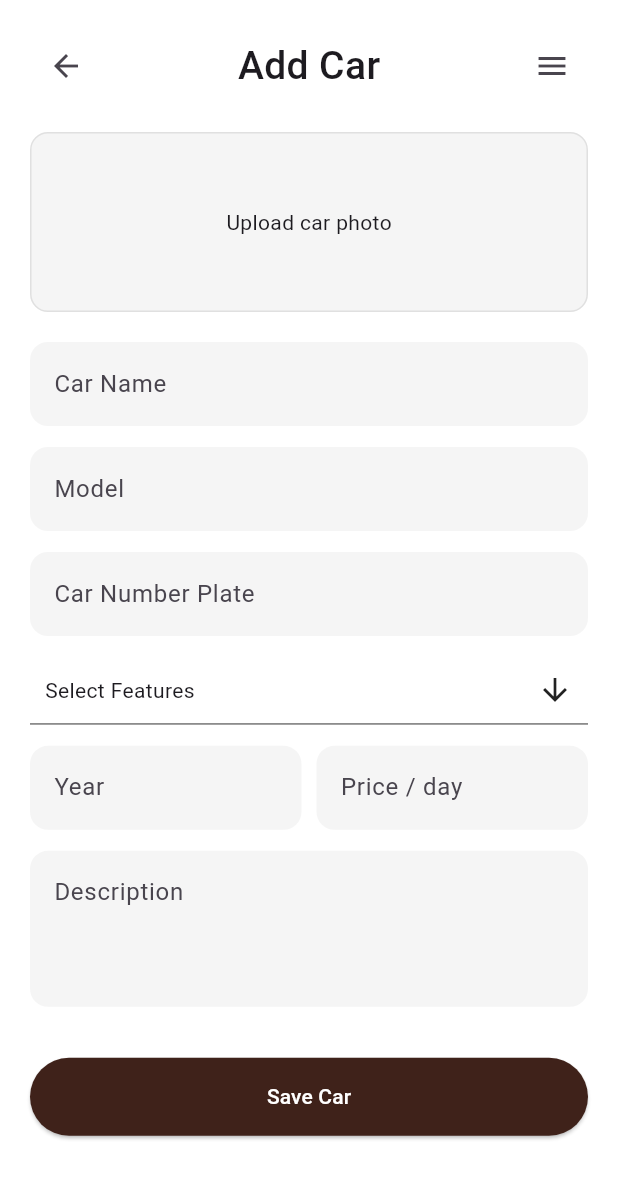
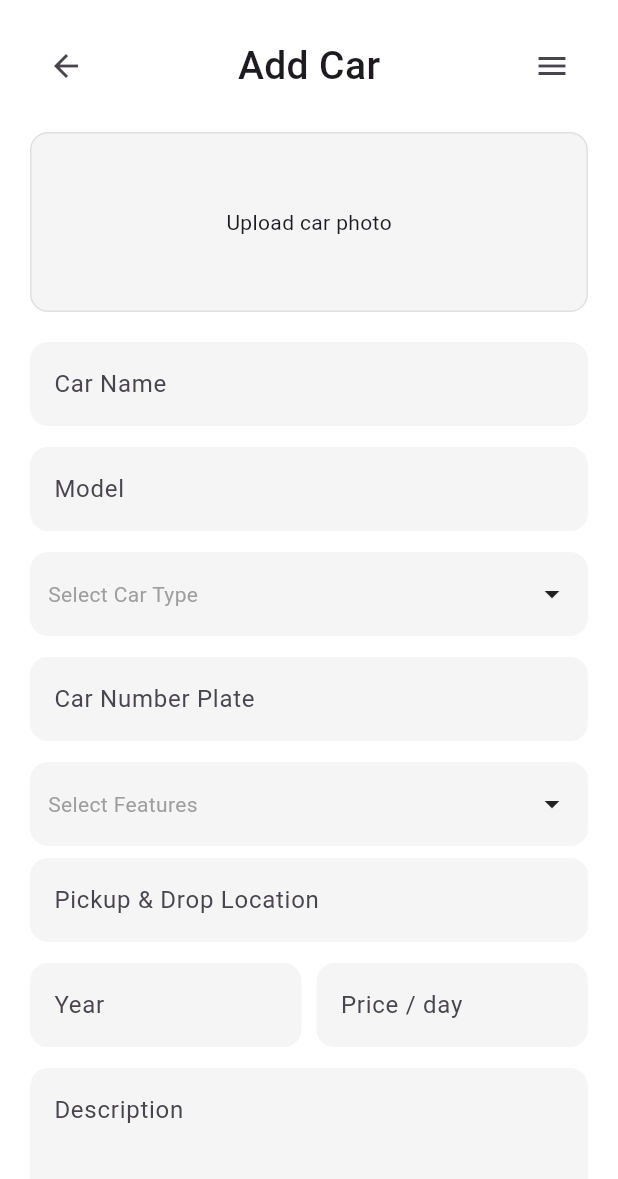
Before and after one commit to Deep-Kacha/Car_Rent_App, a Flutter app: the AddCarPage screen opened directly, on a phone screen of 412 x 824 dp. Shown: the top 1179 px of the screen. Run offline on Flutter 3.47's test engine with Material 3 defaults, Android fonts, the phone set to English and light mode, and no system bars; drawn by our look-alikes of multi_select_flutter; our stand-ins replace firebase_auth, firebase_core, google_sign_in, image_picker, pinput; accounts and stored records are empty.

Commit message:
UI Complete Here

```diff
--- a/EXPRESS_CAR/lib/Authentication/enter_otp.dart
+++ b/EXPRESS_CAR/lib/Authentication/enter_otp.dart
@@ -1,7 +1,7 @@
+import 'package:express_car/HomeDetails/Home_Page/home_page.dart';
 import 'package:flutter/material.dart';
 import 'package:pinput/pinput.dart';
 import 'package:firebase_auth/firebase_auth.dart';
-import 'package:express_car/UserPages/dashboard_page.dart';
 
 class VerifyCodeScreen extends StatefulWidget {
   final String email;
@@ -221,7 +221,7 @@ class _VerifyCodeScreenState extends State<VerifyCodeScreen> {
           _showSnackBar('Registration successful!');
           Navigator.pushAndRemoveUntil(
             context,
-            MaterialPageRoute(builder: (context) => DashboardPage()),
+            MaterialPageRoute(builder: (context) => HomePage()),
             (route) => false,
           );
         }
--- a/EXPRESS_CAR/lib/Authentication/signin_page.dart
+++ b/EXPRESS_CAR/lib/Authentication/signin_page.dart
@@ -1,4 +1,4 @@
-import 'package:express_car/UserPages/dashboard_page.dart';
+import 'package:express_car/HomeDetails/Home_Page/home_page.dart';
 import 'package:flutter/material.dart';
 import 'package:firebase_auth/firebase_auth.dart';
 import 'package:google_sign_in/google_sign_in.dart';
@@ -39,7 +39,7 @@ class _SignInPageState extends State<SignInPage> {
       );
       Navigator.pushReplacement(
         context,
-        MaterialPageRoute(builder: (context) => DashboardPage()),
+        MaterialPageRoute(builder: (context) => HomePage()),
       );
     } on FirebaseAuthException catch (e) {
       String message = 'Sign in failed: ';
@@ -85,7 +85,7 @@ class _SignInPageState extends State<SignInPage> {
       );
       Navigator.pushReplacement(
         context,
-        MaterialPageRoute(builder: (context) => DashboardPage()),
+        MaterialPageRoute(builder: (context) => HomePage()),
       );
     } catch (e) {
       ScaffoldMessenger.of(
--- a/EXPRESS_CAR/lib/Authentication/signup_page.dart
+++ b/EXPRESS_CAR/lib/Authentication/signup_page.dart
@@ -1,7 +1,7 @@
+import 'package:express_car/HomeDetails/Home_Page/home_page.dart';
 import 'package:flutter/material.dart';
 import 'package:firebase_auth/firebase_auth.dart';
 import 'package:google_sign_in/google_sign_in.dart';
-import 'package:express_car/UserPages/dashboard_page.dart';
 import 'package:flutter/gestures.dart';
 import 'TermsConditions.dart';
 import 'enter_otp.dart';
@@ -67,7 +67,7 @@ class _SignUpPageState extends State<SignUpPage> {
       );
       Navigator.pushAndRemoveUntil(
         context,
-        MaterialPageRoute(builder: (context) => DashboardPage()),
+        MaterialPageRoute(builder: (context) => HomePage()),
         (route) => false,
       );
     } catch (e) {
--- a/EXPRESS_CAR/lib/Handle_Car/Add_Car.dart
+++ b/EXPRESS_CAR/lib/Handle_Car/Add_Car.dart
@@ -1,9 +1,10 @@
 import 'dart:io';
+import 'package:express_car/Handle_Car/HandleBussiness.dart';
+import 'package:express_car/HomeDetails/Menu/Menu.dart';
+
 import 'Done.dart';
-import 'HandleBussiness.dart';
 import 'package:flutter/material.dart';
 import 'package:image_picker/image_picker.dart';
-import 'package:multi_select_flutter/multi_select_flutter.dart';
 
 class AddCarPage extends StatefulWidget {
   const AddCarPage({Key? key}) : super(key: key);
@@ -21,14 +22,15 @@ class _AddCarPageState extends State<AddCarPage> {
   final TextEditingController yearController = TextEditingController();
   final TextEditingController priceController = TextEditingController();
   final TextEditingController descriptionController = TextEditingController();
+  final TextEditingController pickupDropController = TextEditingController();
 
   File? _carImage;
   final ImagePicker _picker = ImagePicker();
 
-  // Selected features
+  String? _selectedCarType;
   List<String> _selectedFeatures = [];
 
-  // Car features list
+  // Car features
   final List<String> carFeatures = [
     "Petrol engine",
     "Diesel engine",
@@ -37,125 +39,39 @@ class _AddCarPageState extends State<AddCarPage> {
     "Electric motor",
     "Manual gearbox",
     "Automatic gearbox",
-    "AMT gearbox",
-    "CVT gearbox",
-    "DCT gearbox",
     "Power steering",
-    "Power windows",
-    "Central locking",
-    "Adjustable seats",
     "Air conditioning",
-    "Heater",
-    "Odometer",
-    "Speedometer",
-    "Tachometer",
-    "Fuel gauge",
-    "Seat belts",
-    "Halogen lamps",
-    "Spare wheel",
-    "Toolkit",
-    "Keyless entry",
-    "Push start",
-    "Remote start",
-    "Cruise control",
-    "Tilt steering",
-    "Telescopic steering",
-    "Height seat",
-    "Rear vents",
-    "USB ports",
-    "Cup holders",
-    "Armrests",
-    "Storage box",
-    "Cooled glovebox",
-    "Auto climate",
-    "Ventilated seats",
-    "Heated seats",
-    "Rear armrest",
-    "Split seats",
-    "Power tailgate",
-    "ABS",
-    "EBD",
-    "ESP",
-    "Hill assist",
-    "Hill descent",
-    "Airbags",
-    "Pretensioners",
-    "ISOFIX",
-    "Parking sensors",
-    "Rear camera",
-    "360 camera",
-    "Blind spot",
-    "Lane warning",
-    "Adaptive cruise",
-    "Brake assist",
-    "TPMS",
-    "Immobilizer",
-    "Anti-theft",
-    "Auto-dimming IRVM",
+    "Sunroof",
+    "Alloy wheels",
     "Touchscreen",
     "Android Auto",
     "Apple CarPlay",
+    "ABS",
+    "Airbags",
+    "Rear camera",
+    "Cruise control",
+    "Bluetooth",
     "Navigation",
-    "Bluetooth",
-    "FM radio",
-    "USB/AUX",
-    "Premium audio",
-    "Steering controls",
-    "Voice assist",
-    "Wi-Fi hotspot",
-    "Internet",
-    "Rear screens",
-    "Alloy wheels",
-    "LED lamps",
-    "DRLs",
-    "Fog lamps",
-    "Projectors",
-    "Matrix lights",
-    "Auto headlamps",
-    "Rain wipers",
-    "Electric ORVMs",
-    "Heated mirrors",
-    "Sunroof",
-    "Panoramic roof",
-    "Roof rails",
-    "Shark antenna",
-    "Spoiler",
-    "Chrome trim",
-    "Black pack",
-    "Digital cluster",
-    "Head-up display",
-    "Drive modes",
-    "Paddle shifters",
-    "Auto parking",
-    "Collision avoid",
-    "Sign detect",
-    "Connected car",
-    "OTA updates",
-    "Leather seats",
-    "Ambient lights",
-    "Massage seats",
-    "Gesture control",
-    "4-zone AC",
-    "Soft doors",
-    "Window blinds",
-    "Air purifier",
-    "Fragrance",
-    "Mini fridge",
-    "Soundproof glass",
-    "Lounge seats",
-    "Turbo engine",
-    "AWD",
-    "4x4 drive",
-    "Launch control",
-    "Sport exhaust",
-    "Air suspension",
-    "Diff lock",
-    "Tow hook",
-    "Trailer assist",
-    "Drive-by-wire",
   ];
 
-  // Pick image from gallery
+  // Car types
+  final List<String> carTypes = [
+    "Sedan",
+    "Coupe",
+    "Hatchback",
+    "SUV",
+    "Crossover",
+    "Convertible",
+    "Wagon",
+    "Pickup",
+    "Van",
+    "SportsCar",
+    "Luxury",
+    "Electric",
+    "Hybrid",
+  ];
+
+  // Pick image
   Future<void> _pickImage() async {
     try {
       final pickedFile = await _picker.pickImage(source: ImageSource.gallery);
@@ -171,10 +87,11 @@ class _AddCarPageState extends State<AddCarPage> {
     }
   }
 
-  // Save Car
+  // Save car
   void _saveCar() {
     if (_formKey.currentState!.validate() &&
         _carImage != null &&
+        _selectedCarType != null &&
         _selectedFeatures.isNotEmpty) {
       ScaffoldMessenger.of(
         context,
@@ -185,16 +102,12 @@ class _AddCarPageState extends State<AddCarPage> {
       );
     } else {
       ScaffoldMessenger.of(context).showSnackBar(
-        const SnackBar(
-          content: Text(
-            "Please fill all fields, select features, and upload image.",
-          ),
-        ),
+        const SnackBar(content: Text("Fill all fields and selections!")),
       );
     }
   }
 
-  // Text field
+  // TextField builder
   Widget _buildTextField(
     String label,
     TextEditingController controller,
@@ -221,12 +134,214 @@ class _AddCarPageState extends State<AddCarPage> {
     );
   }
 
+  // Searchable Car Type
+  Widget _buildCarTypeField() {
+    return GestureDetector(
+      onTap: () {
+        _openSearchDialog(
+          title: "Select Car Type",
+          items: carTypes,
+          isMulti: false,
+        );
+      },
+      child: Container(
+        margin: const EdgeInsets.only(bottom: 14),
+        padding: const EdgeInsets.symmetric(horizontal: 12, vertical: 16),
+        decoration: BoxDecoration(
+          color: const Color(0xFFF5F5F5),
+          borderRadius: BorderRadius.circular(12),
+        ),
+        child: Row(
+          mainAxisAlignment: MainAxisAlignment.spaceBetween,
+          children: [
+            Text(
+              _selectedCarType ?? "Select Car Type",
+              style: TextStyle(
+                color: _selectedCarType == null ? Colors.grey : Colors.black,
+              ),
+            ),
+            const Icon(Icons.arrow_drop_down),
+          ],
+        ),
+      ),
+    );
+  }
+
+  // Searchable Features
+  Widget _buildFeatureField() {
+    return Column(
+      crossAxisAlignment: CrossAxisAlignment.start,
+      children: [
+        GestureDetector(
+          onTap: () {
+            _openSearchDialog(
+              title: "Select Car Features",
+              items: carFeatures,
+              isMulti: true,
+            );
+          },
+          child: Container(
+            margin: const EdgeInsets.only(bottom: 8),
+            padding: const EdgeInsets.symmetric(horizontal: 12, vertical: 16),
+            decoration: BoxDecoration(
+              color: const Color(0xFFF5F5F5),
+              borderRadius: BorderRadius.circular(12),
+            ),
+            child: Row(
+              mainAxisAlignment: MainAxisAlignment.spaceBetween,
+              children: [
+                Text(
+                  _selectedFeatures.isEmpty
+                      ? "Select Features"
+                      : "${_selectedFeatures.length} Selected",
+                  style: TextStyle(
+                    color: _selectedFeatures.isEmpty
+                        ? Colors.grey
+                        : Colors.black,
+                  ),
+                ),
+                const Icon(Icons.arrow_drop_down),
+              ],
+            ),
+          ),
+        ),
+        if (_selectedFeatures.isNotEmpty)
+          Wrap(
+            spacing: 8,
+            children: _selectedFeatures
+                .map(
+                  (f) => Chip(
+                    label: Text(f),
+                    onDeleted: () {
+                      setState(() {
+                        _selectedFeatures.remove(f);
+                      });
+                    },
+                  ),
+                )
+                .toList(),
+          ),
+      ],
+    );
+  }
+
+  // Reusable search dialog
+  void _openSearchDialog({
+    required String title,
+    required List<String> items,
+    required bool isMulti,
+  }) {
+    List<String> filtered = List.from(items);
+    List<String> tempSelected = List.from(_selectedFeatures);
+
+    showModalBottomSheet(
+      context: context,
+      isScrollControlled: true,
+      builder: (ctx) {
+        return StatefulBuilder(
+          builder: (ctx, setModalState) {
+            return Padding(
+              padding: const EdgeInsets.all(16),
+              child: Column(
+                children: [
+                  Text(
+                    title,
+                    style: const TextStyle(
+                      fontSize: 18,
+                      fontWeight: FontWeight.bold,
+                    ),
+                  ),
+                  const SizedBox(height: 10),
+                  TextField(
+                    decoration: const InputDecoration(
+                      hintText: "Search...",
+                      prefixIcon: Icon(Icons.search),
+                      filled: true,
+                      fillColor: Color(0xFFF5F5F5),
+                      border: OutlineInputBorder(
+                        borderRadius: BorderRadius.all(Radius.circular(12)),
+                        borderSide: BorderSide.none,
+                      ),
+                    ),
+                    onChanged: (val) {
+                      setModalState(() {
+                        filtered = items
+                            .where(
+                              (i) =>
+                                  i.toLowerCase().contains(val.toLowerCase()),
+                            )
+                            .toList();
+                      });
+                    },
+                  ),
+                  const SizedBox(height: 10),
+                  Expanded(
+                    child: ListView.builder(
+                      itemCount: filtered.length,
+                      itemBuilder: (ctx, index) {
+                        final item = filtered[index];
+                        final isSelected = isMulti
+                            ? tempSelected.contains(item)
+                            : _selectedCarType == item;
+                        return ListTile(
+                          title: Text(item),
+                          trailing: isMulti
+                              ? Checkbox(
+                                  value: isSelected,
+                                  onChanged: (val) {
+                                    setModalState(() {
+                                      if (val == true) {
+                                        tempSelected.add(item);
+                                      } else {
+                                        tempSelected.remove(item);
+                                      }
+                                    });
+                                  },
+                                )
+                              : isSelected
+                              ? const Icon(Icons.check, color: Colors.green)
+                              : null,
+                          onTap: () {
+                            if (isMulti) {
+                              setModalState(() {
+                                if (tempSelected.contains(item)) {
+                                  tempSelected.remove(item);
+                                } else {
+                                  tempSelected.add(item);
+                                }
+                              });
+                            } else {
+                              setState(() {
+                                _selectedCarType = item;
+                              });
+                              Navigator.pop(context);
+                            }
+                          },
+                        );
+                      },
+                    ),
+                  ),
+                  if (isMulti)
+                    ElevatedButton(
+                      onPressed: () {
+                        setState(() {
+                          _selectedFeatures = List.from(tempSelected);
+                        });
+                        Navigator.pop(context);
+                      },
+                      child: const Text("Done"),
+                    ),
+                ],
+              ),
+            );
+          },
+        );
+      },
+    );
+  }
+
   @override
   Widget build(BuildContext context) {
-    final featureItems = carFeatures
-        .map((f) => MultiSelectItem<String>(f, f))
-        .toList();
-
     return Scaffold(
       backgroundColor: Colors.white,
       body: SafeArea(
@@ -238,20 +353,22 @@ class _AddCarPageState extends State<AddCarPage> {
               children: [
                 // Header
                 Row(
+                  mainAxisAlignment: MainAxisAlignment.spaceBetween,
                   children: [
                     IconButton(
                       icon: const Icon(Icons.arrow_back),
-                      onPressed: () => Navigator.pop(context),
+                      onPressed: () {
+                        Navigator.pushReplacement(
+                          context,
+                          MaterialPageRoute(builder: (c) => const MenuPage()),
+                        );
+                      },
                     ),
-                    const Expanded(
-                      child: Center(
-                        child: Text(
-                          "Add Car",
-                          style: TextStyle(
-                            fontSize: 26,
-                            fontWeight: FontWeight.w500,
-                          ),
-                        ),
+                    const Text(
+                      "Add Car",
+                      style: TextStyle(
+                        fontSize: 26,
+                        fontWeight: FontWeight.w500,
                       ),
                     ),
                     IconButton(
@@ -293,38 +410,34 @@ class _AddCarPageState extends State<AddCarPage> {
                 ),
                 const SizedBox(height: 20),
 
-                // Input Fields
+                // Input fields
                 _buildTextField(
                   "Car Name",
                   carNameController,
-                  (value) => value!.isEmpty ? "Car name required" : null,
+                  (val) => val!.isEmpty ? "Car name required" : null,
                 ),
                 _buildTextField(
                   "Model",
                   modelController,
-                  (value) => value!.isEmpty ? "Model required" : null,
+                  (val) => val!.isEmpty ? "Model required" : null,
                 ),
+
+                // Car Type dropdown
+                _buildCarTypeField(),
+
                 _buildTextField(
                   "Car Number Plate",
                   numberPlateController,
-                  (value) => value!.isEmpty ? "Plate required" : null,
+                  (val) => val!.isEmpty ? "Plate required" : null,
                 ),
 
-                // Multi-select Dropdown
-                Container(
-                  margin: const EdgeInsets.only(bottom: 14),
-                  child: MultiSelectDialogField(
-                    items: featureItems,
-                    title: const Text("Car Features"),
-                    searchable: true,
-                    buttonText: const Text("Select Features"),
-                    onConfirm: (values) {
-                      setState(() {
-                        _selectedFeatures = values.cast<String>();
-                      });
-                    },
-                    chipDisplay: MultiSelectChipDisplay(),
-                  ),
+                // Features dropdown
+                _buildFeatureField(),
+
+                _buildTextField(
+                  "Pickup & Drop Location",
+                  pickupDropController,
+                  (val) => val!.isEmpty ? "Pickup location required" : null,
                 ),
 
                 Row(
@@ -356,13 +469,13 @@ class _AddCarPageState extends State<AddCarPage> {
                 _buildTextField(
                   "Description",
                   descriptionController,
-                  (value) => value!.isEmpty ? "Description required" : null,
+                  (val) => val!.isEmpty ? "Description required" : null,
                   maxLines: 3,
                 ),
 
                 const SizedBox(height: 20),
 
-                // Save button
+                // Save Button
                 SizedBox(
                   width: double.infinity,
                   child: ElevatedButton(
--- a/EXPRESS_CAR/lib/HomeDetails/Booking/Book_car.dart
+++ b/EXPRESS_CAR/lib/HomeDetails/Booking/Book_car.dart
@@ -1,4 +1,3 @@
-
 import 'package:express_car/HomeDetails/Home_Page/car_model.dart';
 import 'package:express_car/HomeDetails/Home_Page/home_page.dart';
 import 'package:flutter/material.dart';
--- a/EXPRESS_CAR/lib/HomeDetails/Booking/Booked_Car.dart
+++ b/EXPRESS_CAR/lib/HomeDetails/Booking/Booked_Car.dart
@@ -64,7 +64,7 @@ class _BookedCarState extends State<BookedCar> {
 
                           return Container(
                             margin: const EdgeInsets.only(bottom: 16),
-                            height: 140,
+                            height: 150,
                             width: double.infinity,
                             decoration: BoxDecoration(
                               color: const Color(
@@ -81,8 +81,8 @@ class _BookedCarState extends State<BookedCar> {
                                   borderRadius: BorderRadius.circular(10),
                                   child: Image.asset(
                                     car.image,
-                                    width: 120,
-                                    height: 100,
+                                    width: 150,
+                                    height: 150,
                                     fit: BoxFit.cover,
                                   ),
                                 ),
```
Also changed, not shown: EXPRESS_CAR/lib/Authentication/auth_wrapper.dart (+3 -5 lines), EXPRESS_CAR/lib/Handle_Car/HandleBussiness.dart (+10 -4 lines), EXPRESS_CAR/lib/Handle_Car/Manage_Booking.dart (+4 -4 lines), EXPRESS_CAR/lib/main.dart (+2 -6 lines), EXPRESS_CAR/pubspec.yaml (+7 -0 lines), EXPRESS_CAR/pubspec.lock, 27 other files.
